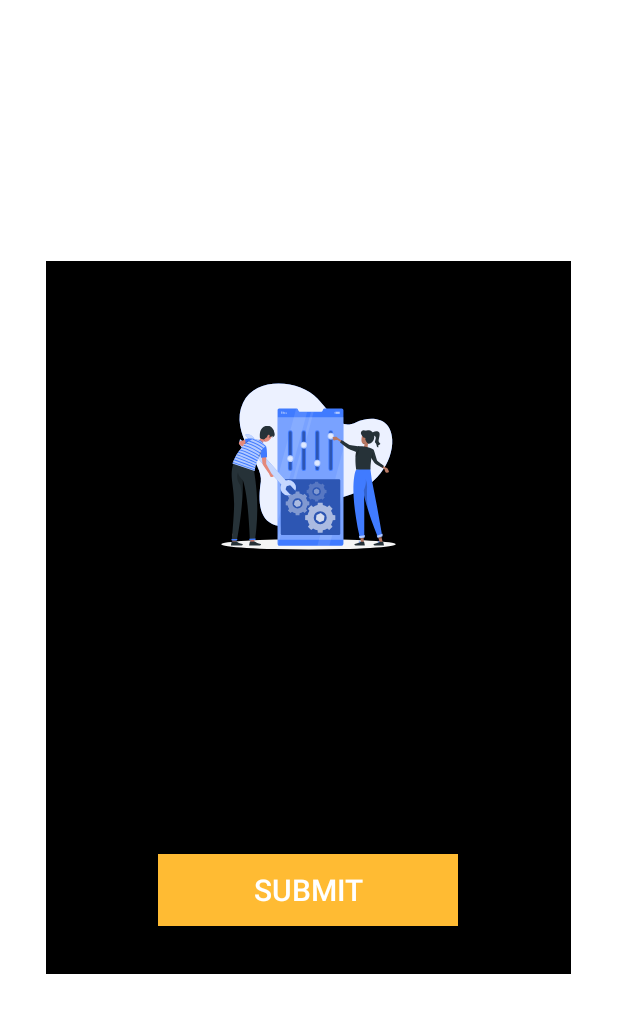
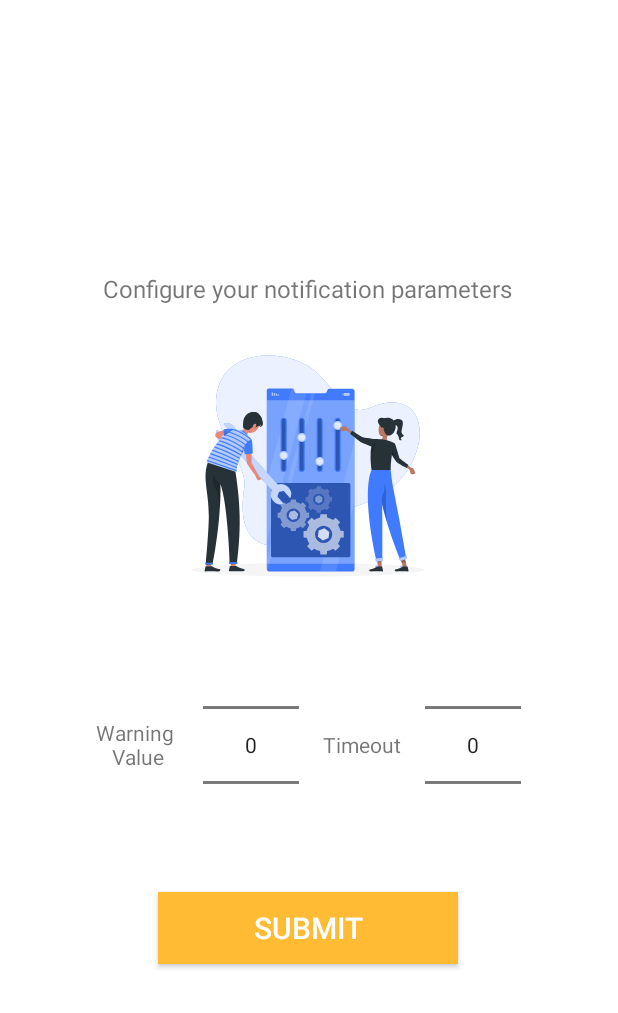
Before and after one commit to Dimitri-Sinodinos/ECSE_458_Capstone_IoT, an Android app: the layout iot_rule_characteristics.xml on its own in the app's theme, with its tools: preview values and no code run, on a phone screen of 412 x 824 dp. Shown: the top 1013 px of the screen. Run offline under Robolectric (Android 15) with nearby library versions, the phone set to English and light mode, and no system bars.

Commit message:
Minor UI adjust

```diff
--- a/app/src/main/java/com/example/capstoneiot/DeviceControlActivity.java
+++ b/app/src/main/java/com/example/capstoneiot/DeviceControlActivity.java
@@ -279,7 +279,8 @@ public class DeviceControlActivity extends Activity {
                 if(threshold != null && val >= threshold){
                     Date currentTime = Calendar.getInstance().getTime();
                     if(timeout != null && (currentTime.getTime() - lastPublishTime.getTime())/1000 >= timeout){
-                        awsConnectionUtility.publish(data, "CapstoneTopic");
+                        String message = "Your CAPSTONE_L475_IoT device is overheating. \n\nCURRENT TEMP: " + val;
+                        awsConnectionUtility.publish(message, "CapstoneTopic");
                         lastPublishTime = currentTime;
                     }
                 }
--- a/app/src/main/res/layout/iot_rule_characteristics.xml
+++ b/app/src/main/res/layout/iot_rule_characteristics.xml
@@ -2,7 +2,7 @@
 <RelativeLayout
     xmlns:android="http://schemas.android.com/apk/res/android"
     android:layout_width="350dp"
-    android:layout_height="475dp"
+    android:layout_height="525dp"
     style="@style/popupStyle"
     android:layout_gravity="center">
 
@@ -16,8 +16,8 @@
         android:layout_centerHorizontal="true"/>
 
     <ImageView
-        android:layout_width="150dp"
-        android:layout_height="150dp"
+        android:layout_width="200dp"
+        android:layout_height="200dp"
         android:layout_centerHorizontal="true"
         android:layout_marginTop="64dp"
         android:background="@drawable/ic_settings_adjust"/>
--- a/app/src/main/res/values/themes.xml
+++ b/app/src/main/res/values/themes.xml
@@ -24,7 +24,7 @@
     </style>
 
     <style name="BLETitleTextStyle" parent="TextAppearance.AppCompat.Widget.ActionBar.Title">
-        <item name="android:textColor">@color/black</item>
+        <item name="android:textColor">@color/white</item>
         <item name="android:textSize">20sp</item>
     </style>
 
@@ -35,6 +35,6 @@
     </style>
 
     <style name="popupStyle">
-        <item name="android:background">@color/black</item>
+        <item name="android:background">@color/white</item>
     </style>
 </resources>
```
